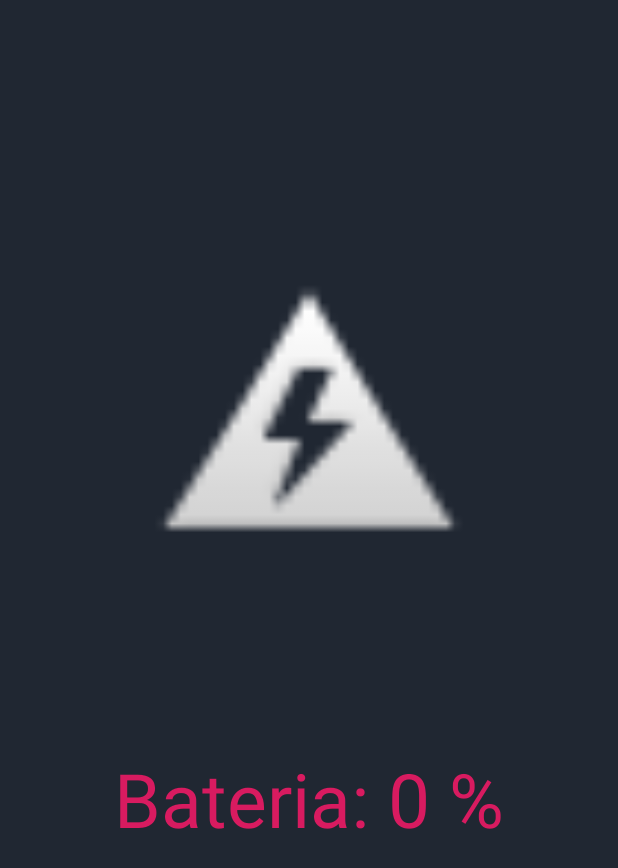
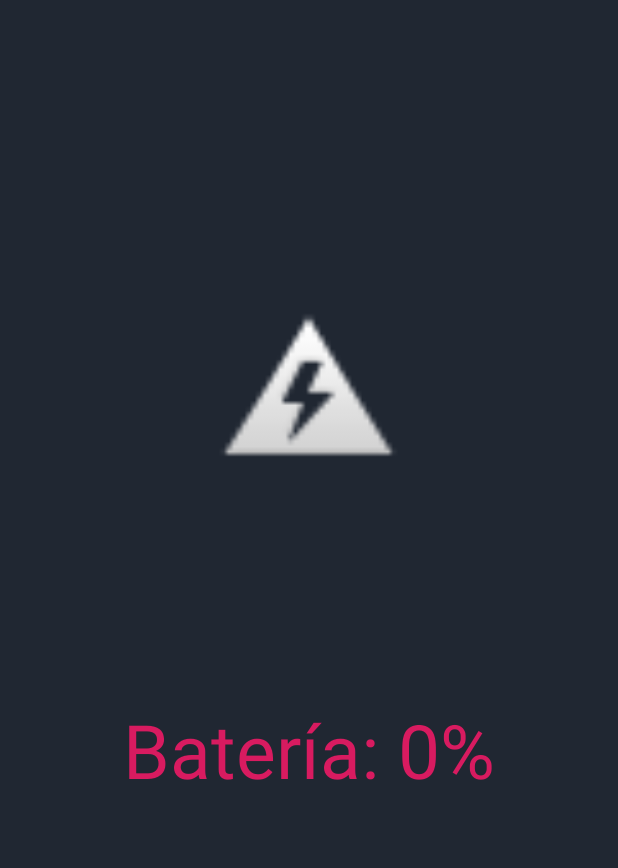
Before and after one commit to ZabalaGaston/Soa-Ea2, an Android app: the BatteryActivity screen opened directly, with no data from a screen before it, on a phone screen of 412 x 824 dp. Shown: the top 868 px of the screen. Run offline under Robolectric (Android 15) with nearby library versions, the phone set to English and light mode, and no system bars; 2 statements that could not run were skipped.

Commit message:
Version final

```diff
--- a/CODIGO/app/src/main/java/com/example/ea2/BatteryActivity.java
+++ b/CODIGO/app/src/main/java/com/example/ea2/BatteryActivity.java
@@ -37,6 +37,6 @@ public class BatteryActivity extends AppCompatActivity {
         int level = batteryStatus.getIntExtra(BatteryManager.EXTRA_LEVEL, -1);
         int scale = batteryStatus.getIntExtra(BatteryManager.EXTRA_SCALE, -1);
         int batteryPct = (int) (level * 100 / (float) scale);
-        bateria.setText("Bateria: " + batteryPct + " %");
+        bateria.setText("Batería: " + batteryPct + "%");
     }
 }
--- a/CODIGO/app/src/main/res/layout/activity_battery.xml
+++ b/CODIGO/app/src/main/res/layout/activity_battery.xml
@@ -9,8 +9,8 @@
 
     <ImageView
         android:id="@+id/imageView5"
-        android:layout_width="224dp"
-        android:layout_height="229dp"
+        android:layout_width="138dp"
+        android:layout_height="130dp"
         android:layout_marginStart="93dp"
         android:layout_marginTop="67dp"
         android:layout_marginEnd="94dp"
```
Also changed, not shown: 2 other files.
